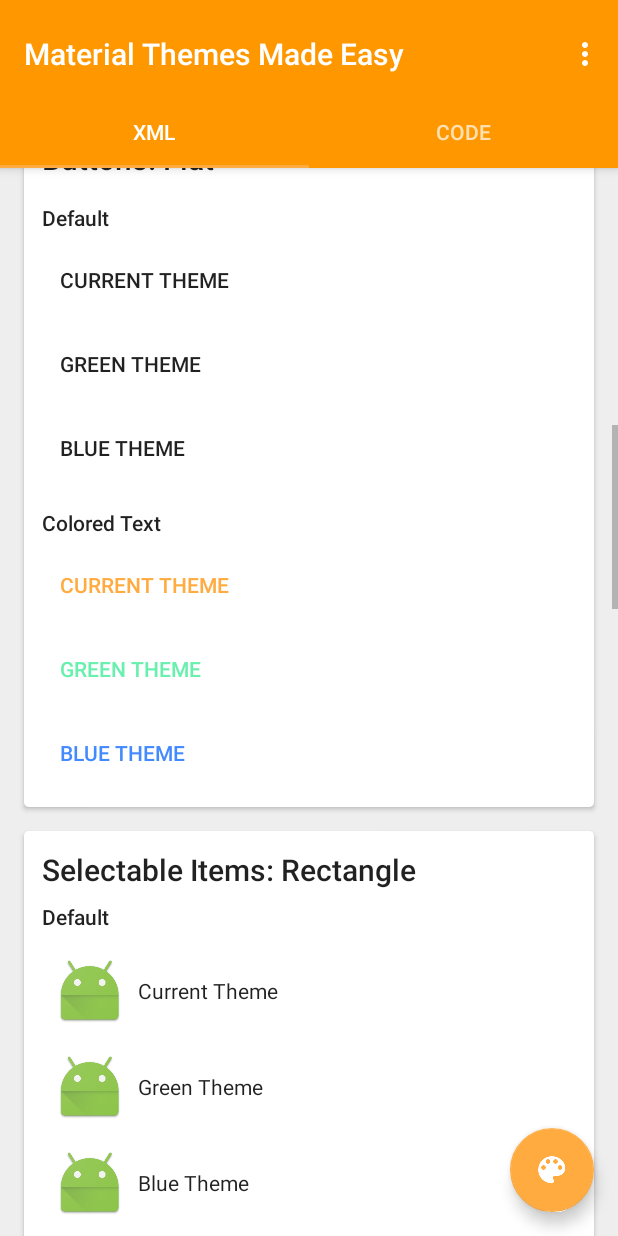
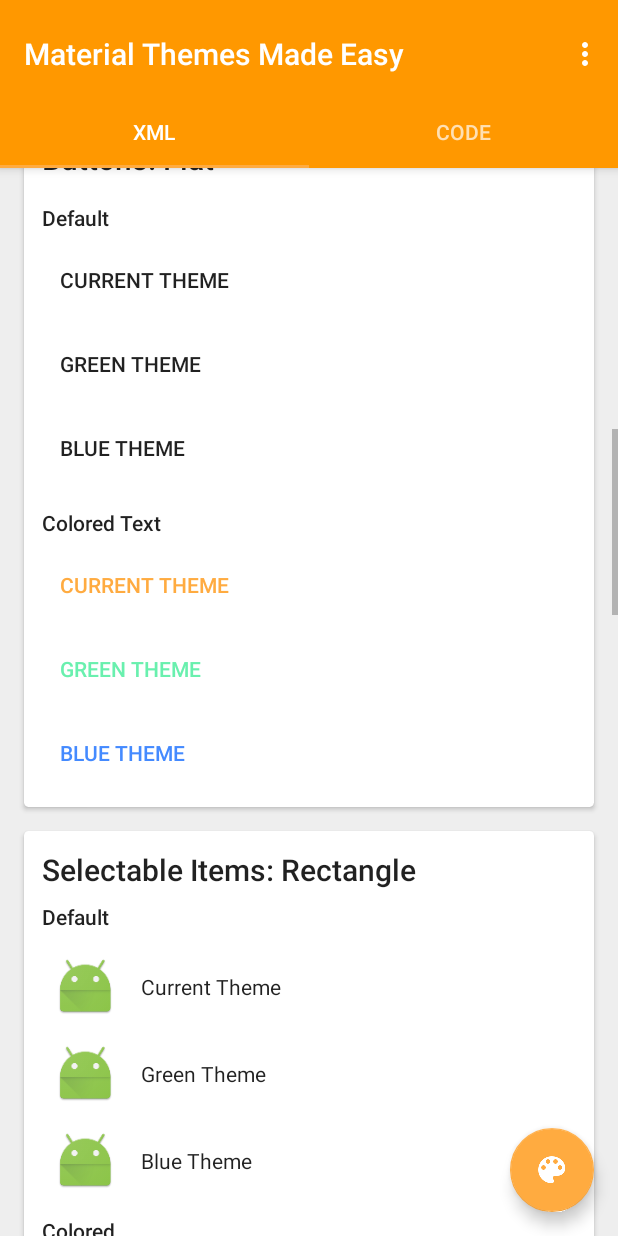
Before and after one commit to StevenByle/Android-Material-Themes-Demo, an Android app: the screen it shows after launch (HomeActivity), scrolled down 996 dp, on a phone screen of 412 x 824 dp. Run offline under Robolectric (Android 15) with nearby library versions, the phone set to English and light mode, and no system bars.

Commit message:
Cleaned up selectable item layouts

```diff
--- a/MaterialThemesMadeEasy/app/src/main/res/layout/fragment_theme_by_xml.xml
+++ b/MaterialThemesMadeEasy/app/src/main/res/layout/fragment_theme_by_xml.xml
@@ -277,8 +277,8 @@
                     android:orientation="horizontal">
 
                     <ImageView
-                        android:layout_width="48dp"
-                        android:layout_height="48dp"
+                        android:layout_width="42dp"
+                        android:layout_height="42dp"
                         android:layout_margin="@dimen/material_element_spacing_small"
                         android:adjustViewBounds="true"
                         android:src="@mipmap/ic_launcher"/>
@@ -286,6 +286,7 @@
                     <TextView
                         android:layout_width="wrap_content"
                         android:layout_height="wrap_content"
+                        android:layout_margin="@dimen/material_element_spacing_small"
                         android:text="Current Theme"
                         android:textAppearance="@style/TextStyle.Body1"/>
                 </LinearLayout>
@@ -299,8 +300,8 @@
                     android:theme="@style/AppTheme.Green">
 
                     <ImageView
-                        android:layout_width="48dp"
-                        android:layout_height="48dp"
+                        android:layout_width="42dp"
+                        android:layout_height="42dp"
                         android:layout_margin="@dimen/material_element_spacing_small"
                         android:adjustViewBounds="true"
                         android:src="@mipmap/ic_launcher"/>
@@ -308,6 +309,7 @@
                     <TextView
                         android:layout_width="wrap_content"
                         android:layout_height="wrap_content"
+                        android:layout_margin="@dimen/material_element_spacing_small"
                         android:text="Green Theme"
                         android:textAppearance="@style/TextStyle.Body1"/>
                 </LinearLayout>
@@ -321,8 +323,8 @@
                     android:theme="@style/AppTheme.Blue">
 
                     <ImageView
-                        android:layout_width="48dp"
-                        android:layout_height="48dp"
+                        android:layout_width="42dp"
+                        android:layout_height="42dp"
                         android:layout_margin="@dimen/material_element_spacing_small"
                         android:adjustViewBounds="true"
                         android:src="@mipmap/ic_launcher"/>
@@ -330,6 +332,7 @@
                     <TextView
                         android:layout_width="wrap_content"
                         android:layout_height="wrap_content"
+                        android:layout_margin="@dimen/material_element_spacing_small"
                         android:text="Blue Theme"
                         android:textAppearance="@style/TextStyle.Body1"/>
                 </LinearLayout>
@@ -345,12 +348,13 @@
                     style="@style/SelectableItemStyle.Rect.Colored"
                     android:layout_width="match_parent"
                     android:layout_height="wrap_content"
+                    android:layout_marginTop="@dimen/material_element_spacing_small"
                     android:gravity="center_vertical"
                     android:orientation="horizontal">
 
                     <ImageView
-                        android:layout_width="48dp"
-                        android:layout_height="48dp"
+                        android:layout_width="42dp"
+                        android:layout_height="42dp"
                         android:layout_margin="@dimen/material_element_spacing_small"
                         android:adjustViewBounds="true"
                         android:src="@mipmap/ic_launcher"/>
@@ -358,6 +362,7 @@
                     <TextView
                         android:layout_width="wrap_content"
                         android:layout_height="wrap_content"
+                        android:layout_margin="@dimen/material_element_spacing_small"
                         android:text="Current Theme"
                         android:textAppearance="@style/TextStyle.Body1"/>
                 </LinearLayout>
@@ -371,8 +376,8 @@
                     android:theme="@style/AppTheme.Green">
 
                     <ImageView
-                        android:layout_width="48dp"
-                        android:layout_height="48dp"
+                        android:layout_width="42dp"
+                        android:layout_height="42dp"
                         android:layout_margin="@dimen/material_element_spacing_small"
                         android:adjustViewBounds="true"
                         android:src="@mipmap/ic_launcher"/>
@@ -380,6 +385,7 @@
                     <TextView
                         android:layout_width="wrap_content"
                         android:layout_height="wrap_content"
+                        android:layout_margin="@dimen/material_element_spacing_small"
                         android:text="Green Theme"
                         android:textAppearance="@style/TextStyle.Body1"/>
                 </LinearLayout>
@@ -393,8 +399,8 @@
                     android:theme="@style/AppTheme.Blue">
 
                     <ImageView
-                        android:layout_width="48dp"
-                        android:layout_height="48dp"
+                        android:layout_width="42dp"
+                        android:layout_height="42dp"
                         android:layout_margin="@dimen/material_element_spacing_small"
                         android:adjustViewBounds="true"
                         android:src="@mipmap/ic_launcher"/>
@@ -402,6 +408,7 @@
                     <TextView
                         android:layout_width="wrap_content"
                         android:layout_height="wrap_content"
+                        android:layout_margin="@dimen/material_element_spacing_small"
                         android:text="Blue Theme"
                         android:textAppearance="@style/TextStyle.Body1"/>
                 </LinearLayout>
@@ -440,8 +447,8 @@
                     android:orientation="horizontal">
 
                     <ImageView
-                        android:layout_width="48dp"
-                        android:layout_height="48dp"
+                        android:layout_width="42dp"
+                        android:layout_height="42dp"
                         android:layout_margin="@dimen/material_element_spacing_small"
                         android:adjustViewBounds="true"
                         android:src="@mipmap/ic_launcher"/>
@@ -449,7 +456,8 @@
                     <TextView
                         android:layout_width="wrap_content"
                         android:layout_height="wrap_content"
-                        android:text="Current Theme (Default Rounded Rect)"
+                        android:layout_margin="@dimen/material_element_spacing_small"
+                        android:text="Current Theme"
                         android:textAppearance="@style/TextStyle.Body1"/>
                 </LinearLayout>
 
@@ -462,8 +470,8 @@
                     android:theme="@style/AppTheme.Green">
 
                     <ImageView
-                        android:layout_width="48dp"
-                        android:layout_height="48dp"
+                        android:layout_width="42dp"
+                        android:layout_height="42dp"
                         android:layout_margin="@dimen/material_element_spacing_small"
                         android:adjustViewBounds="true"
                         android:src="@mipmap/ic_launcher"/>
@@ -471,7 +479,8 @@
                     <TextView
                         android:layout_width="wrap_content"
                         android:layout_height="wrap_content"
-                        android:text="Green Theme (Default Rounded Rect)"
+                        android:layout_margin="@dimen/material_element_spacing_small"
+                        android:text="Green Theme"
                         android:textAppearance="@style/TextStyle.Body1"/>
                 </LinearLayout>
 
@@ -484,8 +493,8 @@
                     android:theme="@style/AppTheme.Blue">
 
                     <ImageView
-                        android:layout_width="48dp"
-                        android:layout_height="48dp"
+                        android:layout_width="42dp"
+                        android:layout_height="42dp"
                         android:layout_margin="@dimen/material_element_spacing_small"
                         android:adjustViewBounds="true"
                         android:src="@mipmap/ic_launcher"/>
@@ -493,7 +502,8 @@
                     <TextView
                         android:layout_width="wrap_content"
                         android:layout_height="wrap_content"
-                        android:text="Blue Theme (Default Rounded Rect)"
+                        android:layout_margin="@dimen/material_element_spacing_small"
+                        android:text="Blue Theme"
                         android:textAppearance="@style/TextStyle.Body1"/>
                 </LinearLayout>
 
@@ -508,12 +518,13 @@
                     style="@style/SelectableItemStyle.RoundedRect.Colored"
                     android:layout_width="match_parent"
                     android:layout_height="wrap_content"
+                    android:layout_marginTop="@dimen/material_element_spacing_small"
                     android:gravity="center_vertical"
                     android:orientation="horizontal">
 
                     <ImageView
-                        android:layout_width="48dp"
-                        android:layout_height="48dp"
+                        android:layout_width="42dp"
+                        android:layout_height="42dp"
                         android:layout_margin="@dimen/material_element_spacing_small"
                         android:adjustViewBounds="true"
                         android:src="@mipmap/ic_launcher"/>
@@ -521,7 +532,8 @@
                     <TextView
                         android:layout_width="wrap_content"
                         android:layout_height="wrap_content"
-                        android:text="Current Theme (Colored Rounded Rect)"
+                        android:layout_margin="@dimen/material_element_spacing_small"
+                        android:text="Current Theme"
                         android:textAppearance="@style/TextStyle.Body1"/>
                 </LinearLayout>
 
@@ -534,8 +546,8 @@
                     android:theme="@style/AppTheme.Green">
 
                     <ImageView
-                        android:layout_width="48dp"
-                        android:layout_height="48dp"
+                        android:layout_width="42dp"
+                        android:layout_height="42dp"
                         android:layout_margin="@dimen/material_element_spacing_small"
                         android:adjustViewBounds="true"
                         android:src="@mipmap/ic_launcher"/>
@@ -543,7 +555,8 @@
                     <TextView
                         android:layout_width="wrap_content"
                         android:layout_height="wrap_content"
-                        android:text="Green Theme (Colored Rounded Rect)"
+                        android:layout_margin="@dimen/material_element_spacing_small"
+                        android:text="Green Theme"
                         android:textAppearance="@style/TextStyle.Body1"/>
                 </LinearLayout>
 
@@ -556,8 +569,8 @@
                     android:theme="@style/AppTheme.Blue">
 
                     <ImageView
-                        android:layout_width="48dp"
-                        android:layout_height="48dp"
+                        android:layout_width="42dp"
+                        android:layout_height="42dp"
                         android:layout_margin="@dimen/material_element_spacing_small"
                         android:adjustViewBounds="true"
                         android:src="@mipmap/ic_launcher"/>
@@ -565,7 +578,8 @@
                     <TextView
                         android:layout_width="wrap_content"
                         android:layout_height="wrap_content"
-                        android:text="Blue Theme (Colored Rounded Rect)"
+                        android:layout_margin="@dimen/material_element_spacing_small"
+                        android:text="Blue Theme"
                         android:textAppearance="@style/TextStyle.Body1"/>
                 </LinearLayout>
             </LinearLayout>
```
